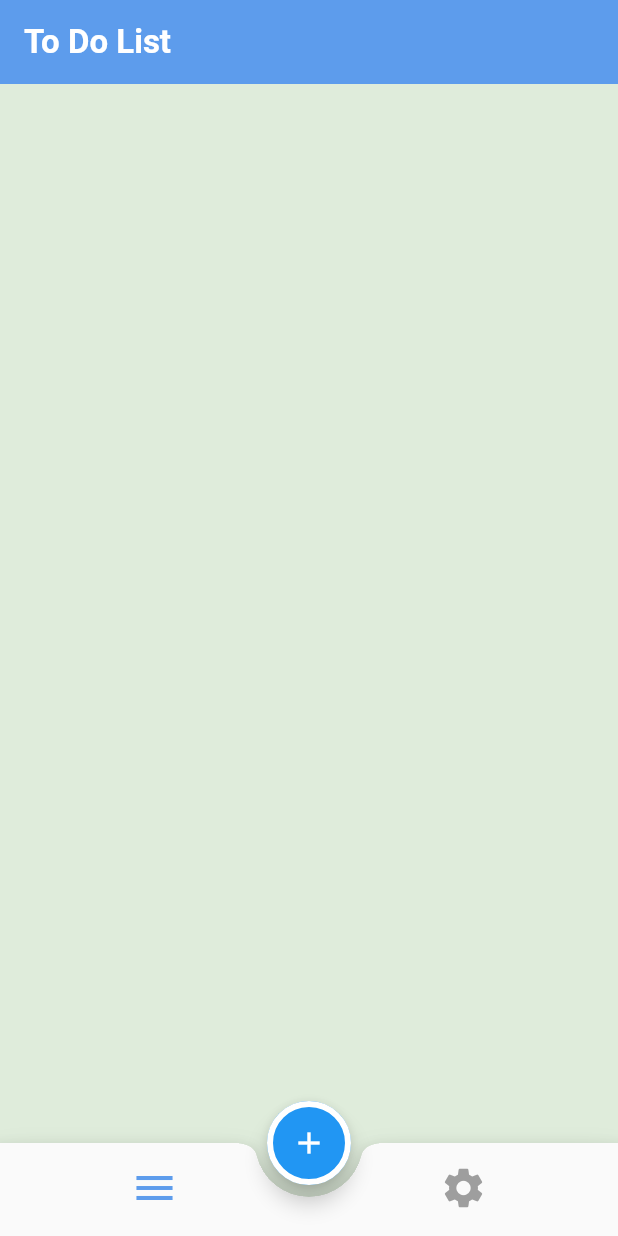
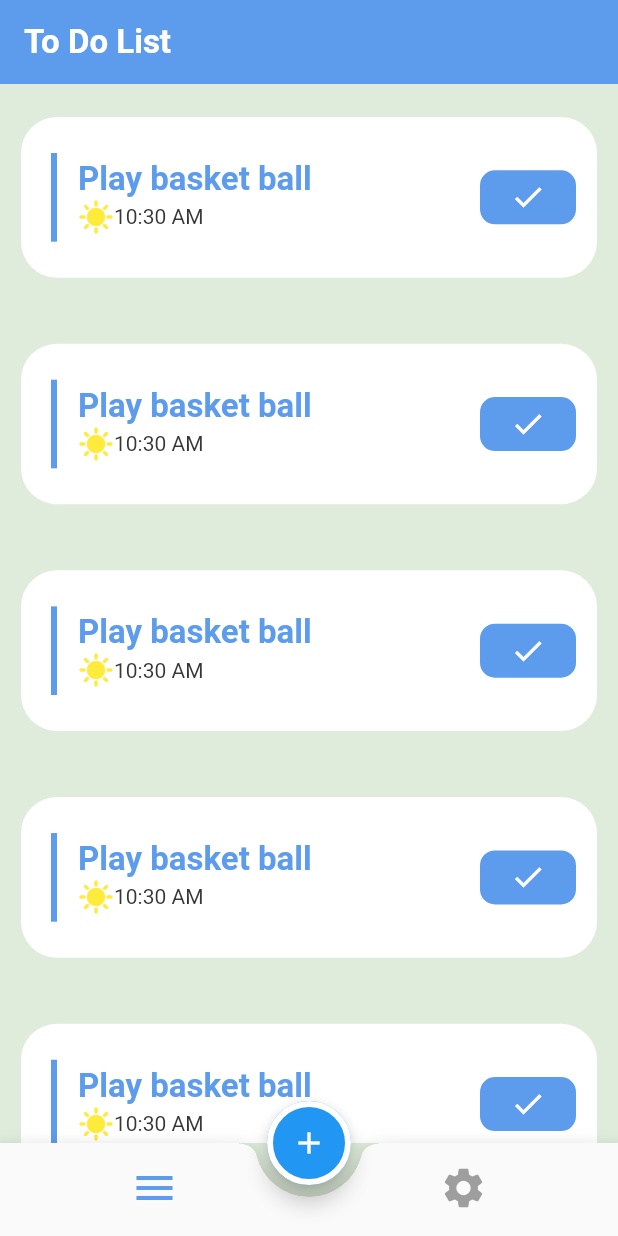
Before and after one commit to MuhamedUssama/Todo_App, a Flutter app: the screen it shows after launch, on a phone screen of 412 x 824 dp. Run offline on Flutter 3.47's test engine with Material 2 defaults, Android fonts, the phone set to English and light mode, and no system bars; drawn by our look-alikes of flutter_slidable.

Commit message:
Finished Tasks UI

```diff
--- a/lib/ui/screens/home/home_screen.dart
+++ b/lib/ui/screens/home/home_screen.dart
@@ -1,6 +1,7 @@
 import 'package:flutter/material.dart';
 import 'package:todo_app/ui/screens/bottom_sheets/add_bottom_sheet.dart';
-import 'package:todo_app/ui/utils/app_colors.dart';
+import 'package:todo_app/ui/screens/home/tabs/list/list_tabs.dart';
+import 'package:todo_app/ui/screens/home/tabs/settings/setting_tabs.dart';
 
 class HomeScreen extends StatefulWidget {
   static const routeName = "home";
@@ -12,10 +13,13 @@ class HomeScreen extends StatefulWidget {
 }
 
 class _HomeScreenState extends State<HomeScreen> {
+  int currentSelectedIndex = 0;
+
   @override
   Widget build(BuildContext context) {
     return Scaffold(
       appBar: buildAppBar(),
+      body: currentSelectedIndex == 0 ? const ListTab() : const SettingTab(),
       bottomNavigationBar: buildBottomNav(),
       floatingActionButton: buildFloatingActionBottun(),
       floatingActionButtonLocation: FloatingActionButtonLocation.centerDocked,
@@ -30,12 +34,17 @@ class _HomeScreenState extends State<HomeScreen> {
         notchMargin: 8,
         shape: const CircularNotchedRectangle(),
         clipBehavior: Clip.hardEdge,
-        child: BottomNavigationBar(items: const [
+        child: BottomNavigationBar(
+            onTap: (index) {
+              currentSelectedIndex = index;
+              setState(() {});
+            },
+            currentIndex: currentSelectedIndex,
+            items: const [
               BottomNavigationBarItem(icon: Icon(Icons.menu), label: ""),
               BottomNavigationBarItem(
                   icon: Icon(
                     Icons.settings,
-                color: AppColors.unClickedIcon,
                   ),
                   label: ""),
             ]),
--- /dev/null
+++ b/lib/ui/screens/home/tabs/list/list_tabs.dart
@@ -0,0 +1,12 @@
+import 'package:flutter/material.dart';
+import 'package:todo_app/ui/screens/home/tabs/list/task_wedgit.dart';
+
+class ListTab extends StatelessWidget {
+  const ListTab({super.key});
+
+  @override
+  Widget build(BuildContext context) {
+    return ListView.builder(
+        itemCount: 10, itemBuilder: ((context, index) => const TaskWedgit()));
+  }
+}
--- /dev/null
+++ b/lib/ui/screens/home/tabs/list/task_wedgit.dart
@@ -0,0 +1,79 @@
+import 'package:flutter/material.dart';
+import 'package:flutter_slidable/flutter_slidable.dart';
+import 'package:todo_app/ui/utils/app_colors.dart';
+import 'package:todo_app/ui/utils/app_theme.dart';
+
+class TaskWedgit extends StatelessWidget {
+  const TaskWedgit({super.key});
+
+  @override
+  Widget build(BuildContext context) {
+    return Container(
+      margin: const EdgeInsets.symmetric(vertical: 22, horizontal: 14),
+      decoration: BoxDecoration(
+          borderRadius: BorderRadius.circular(24), color: AppColors.white),
+      child: Slidable(
+        startActionPane: ActionPane(
+            extentRatio: 0.3,
+            motion: const DrawerMotion(),
+            children: [
+              SlidableAction(
+                onPressed: (_) {},
+                backgroundColor: AppColors.delete,
+                foregroundColor: AppColors.white,
+                icon: Icons.delete,
+                borderRadius: BorderRadius.circular(24),
+                label: 'Delete',
+              ),
+            ]),
+        child: Container(
+          height: MediaQuery.of(context).size.height * 0.13,
+          padding: const EdgeInsets.symmetric(vertical: 24, horizontal: 14),
+          child: Row(
+            children: [
+              const VerticalDivider(),
+              const Padding(
+                padding: EdgeInsets.symmetric(horizontal: 8),
+                child: Column(
+                  mainAxisAlignment: MainAxisAlignment.center,
+                  crossAxisAlignment: CrossAxisAlignment.start,
+                  children: [
+                    Text(
+                      "Play basket ball",
+                      style: AppTheme.taskTitleTextStyle,
+                    ),
+                    Row(
+                      children: [
+                        Icon(
+                          Icons.sunny,
+                          color: Colors.yellow,
+                        ),
+                        Text(
+                          "10:30 AM",
+                          style: AppTheme.taskDescriptionTextStyle,
+                        ),
+                      ],
+                    ),
+                  ],
+                ),
+              ),
+              const Spacer(),
+              Container(
+                padding:
+                    const EdgeInsets.symmetric(vertical: 6, horizontal: 20),
+                decoration: BoxDecoration(
+                  borderRadius: BorderRadius.circular(10),
+                  color: AppColors.primary,
+                ),
+                child: const Icon(
+                  Icons.check,
+                  color: AppColors.white,
+                ),
+              ),
+            ],
+          ),
+        ),
+      ),
+    );
+  }
+}
--- /dev/null
+++ b/lib/ui/screens/home/tabs/settings/setting_tabs.dart
@@ -0,0 +1,10 @@
+import 'package:flutter/material.dart';
+
+class SettingTab extends StatelessWidget {
+  const SettingTab({super.key});
+
+  @override
+  Widget build(BuildContext context) {
+    return Container();
+  }
+}
--- a/lib/ui/utils/app_theme.dart
+++ b/lib/ui/utils/app_theme.dart
@@ -35,5 +35,9 @@ abstract class AppTheme {
       floatingActionButtonTheme: const FloatingActionButtonThemeData(
         shape:
             StadiumBorder(side: BorderSide(color: AppColors.white, width: 4)),
+      ),
+      dividerTheme: const DividerThemeData(
+        thickness: 4,
+        color: AppColors.primary,
       ));
 }
--- a/pubspec.yaml
+++ b/pubspec.yaml
@@ -12,6 +12,8 @@ dependencies:
   flutter:
     sdk: flutter
   cupertino_icons: ^1.0.2
+  flutter_slidable: ^3.0.0
+  calendar_timeline: ^1.1.2
 
 dev_dependencies:
   flutter_test:
```
Also changed, not shown: pubspec.lock. Lines whose indentation alone changed are shown as unchanged.
